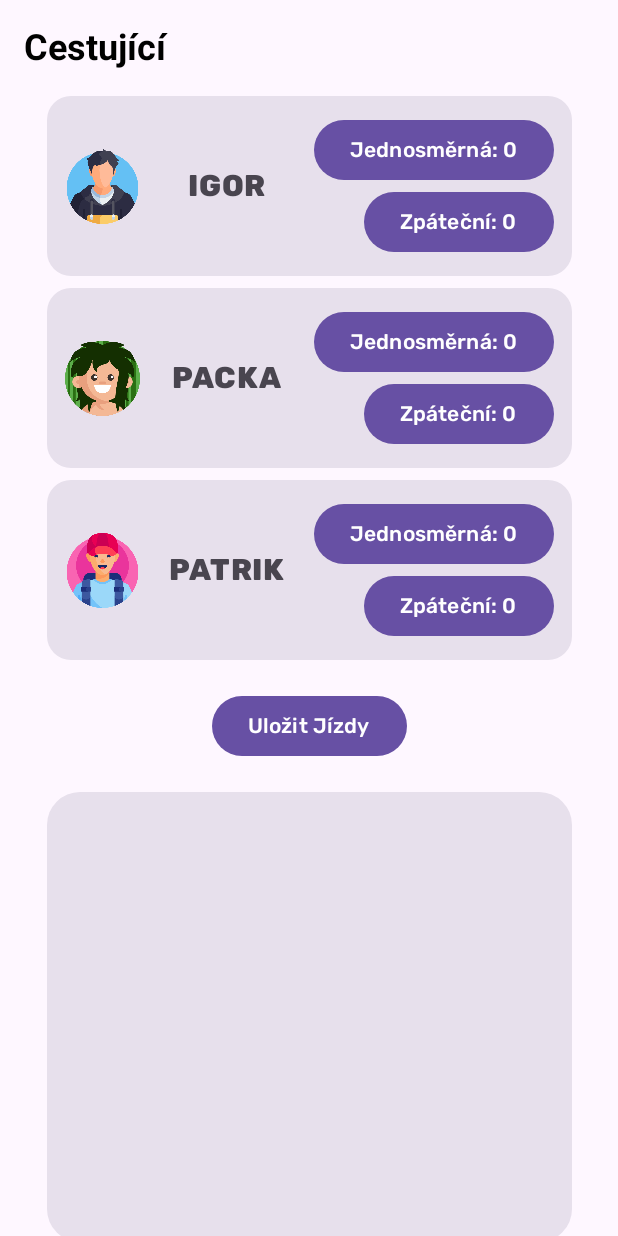
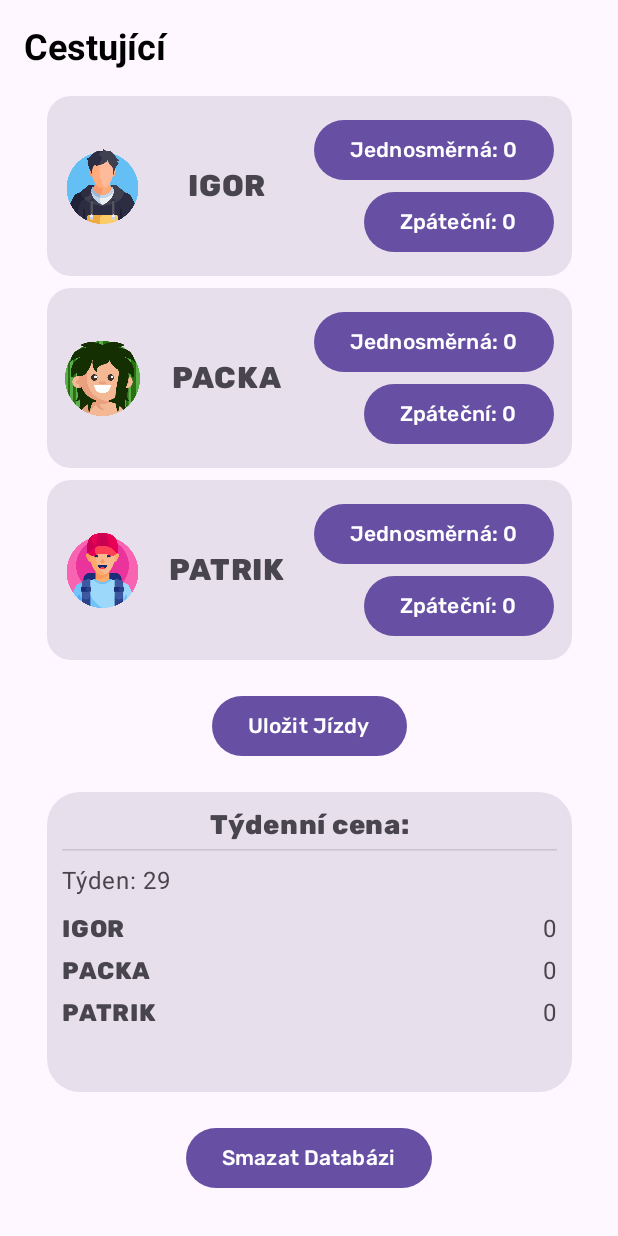
Before and after one commit to bphaggard/JardaTaxi, an Android app built with Jetpack Compose: the screen it shows after launch (MainActivity), after a tap on "Uložit Jízdy", on a phone screen of 412 x 824 dp. Run offline under Robolectric (Android 15) with nearby library versions, the phone set to English and light mode, and no system bars; our stand-ins replace Dagger/Hilt's generated code, Room's generated code; 1 statement that could not run was skipped.

Commit message:
funkční zobrazení celkových hodnot za týden

```diff
--- a/app/src/main/java/com/example/jardataxi/DailyInputViewModel.kt
+++ b/app/src/main/java/com/example/jardataxi/DailyInputViewModel.kt
@@ -9,10 +9,10 @@ import androidx.lifecycle.viewModelScope
 import com.example.jardataxi.data.DailyInput
 import com.example.jardataxi.data.repository.PassengerRepository
 import dagger.hilt.android.lifecycle.HiltViewModel
-import kotlinx.coroutines.flow.Flow
 import kotlinx.coroutines.flow.MutableStateFlow
 import kotlinx.coroutines.flow.StateFlow
 import kotlinx.coroutines.launch
+import java.time.DayOfWeek
 import java.time.LocalDateTime
 import javax.inject.Inject
 
@@ -20,14 +20,6 @@ import javax.inject.Inject
 class DailyInputViewModel @Inject constructor(
     private val repository: PassengerRepository
 ): ViewModel() {
-
-    // All Database Data
-    private val _allPassengers = MutableStateFlow<List<DailyInput>>(emptyList())
-    val allPassengers: StateFlow<List<DailyInput>> = _allPassengers
-
-    fun showDatabase(): Flow<List<DailyInput>> {
-        return repository.getAllPassengers()
-    }
 
     // Ride Counter
     private val _rideIgorHalfCount = mutableIntStateOf(0)
@@ -135,13 +127,43 @@ class DailyInputViewModel @Inject constructor(
         _inputPatrik.intValue += 100
     }
 
+//    fun addDailyInput(dailyInput: DailyInput) {
+//        viewModelScope.launch {
+//            repository.addInput(dailyInput)
+//        }
+//    }
     fun addDailyInput(dailyInput: DailyInput) {
         viewModelScope.launch {
             repository.addInput(dailyInput)
+            val startDate = LocalDateTime.now().with(DayOfWeek.MONDAY)
+            val endDate = startDate.plusDays(6)
+            fetchWeeklyTotals(startDate, endDate) // Fetch weekly totals after adding data
         }
     }
 
-    fun getWeeklyTotal(field: String, startDate: LocalDateTime, endDate: LocalDateTime, callback: (Int) -> Unit) {
+    // Weekly Total for Passengers
+    private val _packaWeeklyTotal = MutableStateFlow(0)
+    val packaWeeklyTotal: StateFlow<Int> = _packaWeeklyTotal
+
+    private val _igorWeeklyTotal = MutableStateFlow(0)
+    val igorWeeklyTotal: StateFlow<Int> = _igorWeeklyTotal
+
+    private val _patrikWeeklyTotal = MutableStateFlow(0)
+    val patrikWeeklyTotal: StateFlow<Int> = _patrikWeeklyTotal
+
+    fun fetchWeeklyTotals(startDate: LocalDateTime, endDate: LocalDateTime) {
+        getWeeklyTotal("packa", startDate, endDate) { total ->
+            _packaWeeklyTotal.value = total
+        }
+        getWeeklyTotal("igor", startDate, endDate) { total ->
+            _igorWeeklyTotal.value = total
+        }
+        getWeeklyTotal("patrik", startDate, endDate) { total ->
+            _patrikWeeklyTotal.value = total
+        }
+    }
+
+    private fun getWeeklyTotal(field: String, startDate: LocalDateTime, endDate: LocalDateTime, callback: (Int) -> Unit) {
         viewModelScope.launch {
             val total = when (field) {
                 "packa" -> repository.getPackaTotalForWeek(startDate, endDate)
--- a/app/src/main/java/com/example/jardataxi/data/repository/PassengerRepository.kt
+++ b/app/src/main/java/com/example/jardataxi/data/repository/PassengerRepository.kt
@@ -3,14 +3,10 @@ package com.example.jardataxi.data.repository
 import com.example.jardataxi.data.DailyInput
 import com.example.jardataxi.data.local.PassengerDao
 import kotlinx.coroutines.Dispatchers
-import kotlinx.coroutines.flow.Flow
 import kotlinx.coroutines.withContext
 import java.time.LocalDateTime
 
 class PassengerRepository(private val dao: PassengerDao) {
-    fun getAllPassengers(): Flow<List<DailyInput>> {
-        return dao.getAllPassengers()
-    }
 
     suspend fun addInput(dailyInput: DailyInput) {
         withContext(Dispatchers.IO) {
@@ -21,10 +17,6 @@ class PassengerRepository(private val dao: PassengerDao) {
     suspend fun deletePassengers() {
         dao.deleteAll()
         dao.deletePrimaryKeyIndex()
-    }
-
-    suspend fun deleteInputById(id: Int) {
-        dao.deletePassengerById(id)
     }
 
     suspend fun getPackaTotalForWeek(startDate: LocalDateTime, endDate: LocalDateTime): Int {
--- /dev/null
+++ b/app/src/main/java/com/example/jardataxi/presentation/CurrentWeek.kt
@@ -0,0 +1,11 @@
+package com.example.jardataxi.presentation
+
+import java.time.LocalDate
+import java.time.temporal.WeekFields
+import java.util.Locale
+
+fun getCurrentWeek(): Int {
+    val currentDate = LocalDate.now()
+    val weekFields = WeekFields.of(Locale.getDefault())
+    return currentDate.get(weekFields.weekOfWeekBasedYear())
+}
--- a/app/src/main/java/com/example/jardataxi/presentation/screens/HomeScreen.kt
+++ b/app/src/main/java/com/example/jardataxi/presentation/screens/HomeScreen.kt
@@ -10,8 +10,6 @@ import androidx.compose.foundation.layout.fillMaxWidth
 import androidx.compose.foundation.layout.height
 import androidx.compose.foundation.layout.padding
 import androidx.compose.foundation.layout.width
-import androidx.compose.foundation.lazy.LazyColumn
-import androidx.compose.foundation.lazy.items
 import androidx.compose.foundation.rememberScrollState
 import androidx.compose.foundation.shape.RoundedCornerShape
 import androidx.compose.foundation.verticalScroll
@@ -19,15 +17,17 @@ import androidx.compose.material3.Button
 import androidx.compose.material3.Card
 import androidx.compose.material3.CardDefaults
 import androidx.compose.material3.ExperimentalMaterial3Api
+import androidx.compose.material3.HorizontalDivider
 import androidx.compose.material3.MaterialTheme
 import androidx.compose.material3.Scaffold
 import androidx.compose.material3.Text
 import androidx.compose.material3.TopAppBar
 import androidx.compose.material3.TopAppBarDefaults
 import androidx.compose.runtime.Composable
+import androidx.compose.runtime.LaunchedEffect
 import androidx.compose.runtime.collectAsState
 import androidx.compose.runtime.getValue
-import androidx.compose.runtime.rememberCoroutineScope
+import androidx.compose.runtime.remember
 import androidx.compose.ui.Alignment
 import androidx.compose.ui.Modifier
 import androidx.compose.ui.graphics.Color
@@ -38,7 +38,10 @@ import androidx.compose.ui.unit.sp
 import com.example.jardataxi.DailyInputViewModel
 import com.example.jardataxi.data.DailyInput
 import com.example.jardataxi.presentation.PassengerCard
+import com.example.jardataxi.presentation.getCurrentWeek
 import com.example.jardataxi.ui.theme.rubikFamily
+import java.time.DayOfWeek
+import java.time.LocalDateTime
 
 @OptIn(ExperimentalMaterial3Api::class)
 @Composable
@@ -47,9 +50,20 @@ fun HomeScreen(viewModel: DailyInputViewModel) {
     val rideIgor by viewModel.inputIgor
     val ridePacka by viewModel.inputPacka
     val ridePatrik by viewModel.inputPatrik
-    val coroutineScope = rememberCoroutineScope()
+
     val context = LocalContext.current
-    val passengerList = viewModel.allPassengers.collectAsState(initial = emptyList()).value
+    val currentWeek = remember { getCurrentWeek() }
+
+    val packaWeeklyTotal by viewModel.packaWeeklyTotal.collectAsState()
+    val igorWeeklyTotal by viewModel.igorWeeklyTotal.collectAsState()
+    val patrikWeeklyTotal by viewModel.patrikWeeklyTotal.collectAsState()
+
+    val startDate = LocalDateTime.now().with(DayOfWeek.MONDAY)
+    val endDate = startDate.plusDays(6)
+
+    LaunchedEffect(Unit) {
+        viewModel.fetchWeeklyTotals(startDate, endDate)
+    }
 
     Scaffold(
         topBar = {
@@ -91,8 +105,8 @@ fun HomeScreen(viewModel: DailyInputViewModel) {
                             )
                         )
                             viewModel.clearAllInputs()
+                            viewModel.fetchWeeklyTotals(startDate, endDate)
                             Toast.makeText(context, "Jízdy uloženy!", Toast.LENGTH_SHORT).show()
-                            viewModel.showDatabase()
                         }
                     ) {
                         Text(
@@ -105,36 +119,51 @@ fun HomeScreen(viewModel: DailyInputViewModel) {
                     Card(
                         modifier = Modifier
                             .fillMaxWidth(0.85f)
-                            .height(300.dp),
+                            .height(200.dp),
                         shape = RoundedCornerShape(22.dp),
                         colors = CardDefaults.cardColors(MaterialTheme.colorScheme.surfaceVariant)
                     ) {
-                        LazyColumn(
+                        Column(
                             modifier = Modifier
-                                .fillMaxSize(),
+                                .fillMaxSize()
+                                .padding(10.dp)
+                                .verticalScroll(rememberScrollState()),
                             horizontalAlignment = Alignment.CenterHorizontally,
                             verticalArrangement = Arrangement.Top
                         ) {
-                            items(passengerList) { passenger ->
-                                Row(
-                                    modifier = Modifier
-                                        .fillMaxWidth()
-                                        .padding(horizontal = 20.dp),
-                                    verticalAlignment = Alignment.CenterVertically,
-                                    horizontalArrangement = Arrangement.SpaceBetween
-                                ) {
-                                    Text(text = passenger.igor.toString())
-                                    Spacer(modifier = Modifier.width(10.dp))
-                                    Text(text = passenger.packa.toString())
-                                    Spacer(modifier = Modifier.width(10.dp))
-                                    Text(text = passenger.patrik.toString())
-                                }
+                            Text(
+                                text = "Týdenní cena:",
+                                fontFamily = rubikFamily,
+                                fontWeight = FontWeight.Black,
+                                fontSize = 18.sp
+                            )
+                            Spacer(modifier = Modifier.height(4.dp))
+                            HorizontalDivider()
+                            Spacer(modifier = Modifier.height(8.dp))
+                            Row(
+                                modifier = Modifier.fillMaxWidth(),
+                                verticalAlignment = Alignment.CenterVertically
+                            ) {
+                                Text(
+                                    text = "Týden: $currentWeek",
+                                    fontSize = 16.sp
+                                )
                             }
+                            Spacer(modifier = Modifier.height(8.dp))
+                            RowItem(name = "IGOR", igorWeeklyTotal)
+                            Spacer(modifier = Modifier.height(4.dp))
+                            RowItem(name = "PACKA", packaWeeklyTotal)
+                            Spacer(modifier = Modifier.height(4.dp))
+                            RowItem(name = "PATRIK", patrikWeeklyTotal)
+                            Spacer(modifier = Modifier.height(4.dp))
                         }
                     }
                     Spacer(modifier = Modifier.height(20.dp))
                     Button(
-                        onClick = { viewModel.deleteDatabase() }
+                        onClick = {
+                            viewModel.deleteDatabase()
+                            viewModel.fetchWeeklyTotals(startDate, endDate)
+                        }
                     ) {
                         Text(
                             text = "Smazat Databázi",
@@ -147,3 +176,25 @@ fun HomeScreen(viewModel: DailyInputViewModel) {
         }
     )
 }
+
+@Composable
+fun RowItem(
+    name: String,
+    value: Int
+) {
+    Row(
+        modifier = Modifier
+            .fillMaxWidth(),
+        verticalAlignment = Alignment.CenterVertically,
+        horizontalArrangement = Arrangement.SpaceBetween
+    ) {
+        Text(
+            text = name,
+            fontFamily = rubikFamily,
+            fontWeight = FontWeight.Black,
+            fontSize = 16.sp
+        )
+        Spacer(modifier = Modifier.width(10.dp))
+        Text(text = value.toString())
+    }
+}
```
